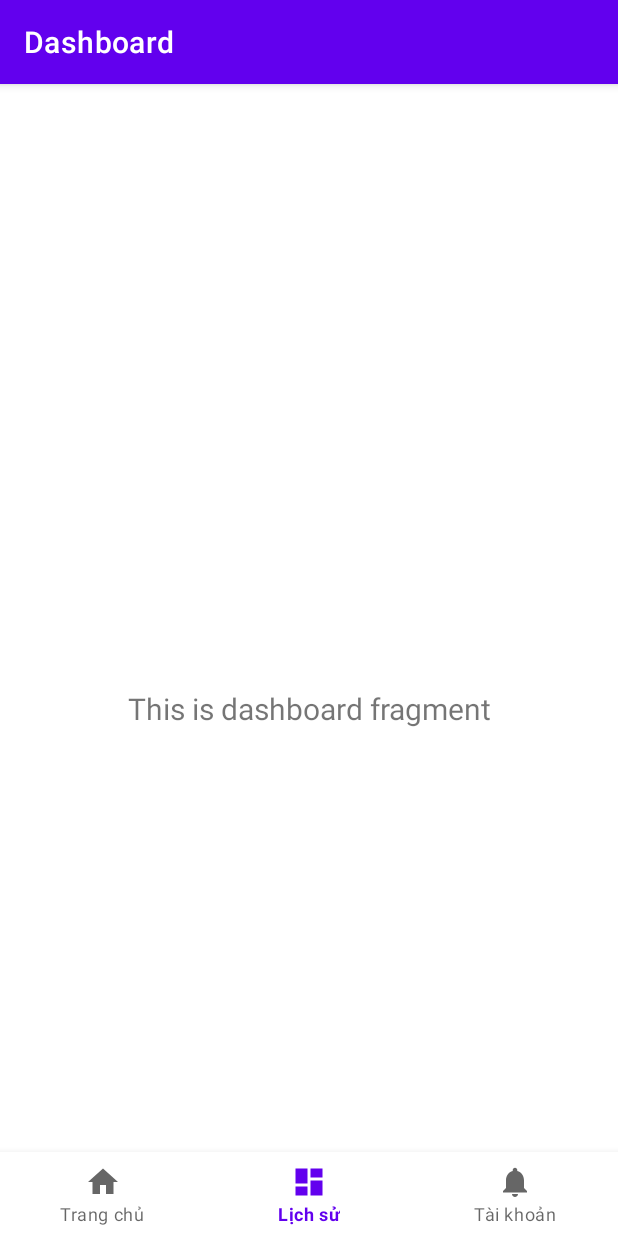
After one commit to datdua/PRM392-Barnh-Barbershop, an Android app: the HistoryFragment screen opened through its navigation route, on a phone screen of 412 x 824 dp. The commit adds this screen. Run offline under Robolectric (Android 15) with nearby library versions, the phone set to English and light mode, and no system bars; our stand-ins replace navigation-ui.

Commit message:
fix fragment

```diff
--- a/app/src/main/java/com/example/project_hairbarbershop_g5/MainActivity.java
+++ b/app/src/main/java/com/example/project_hairbarbershop_g5/MainActivity.java
@@ -1,8 +1,6 @@
 package com.example.project_hairbarbershop_g5;
 
 import android.os.Bundle;
-
-import com.google.android.material.bottomnavigation.BottomNavigationView;
 
 import androidx.appcompat.app.AppCompatActivity;
 import androidx.navigation.NavController;
@@ -11,6 +9,7 @@ import androidx.navigation.ui.AppBarConfiguration;
 import androidx.navigation.ui.NavigationUI;
 
 import com.example.project_hairbarbershop_g5.databinding.ActivityMainBinding;
+import com.google.android.material.bottomnavigation.BottomNavigationView;
 
 public class MainActivity extends AppCompatActivity {
 
--- a/app/src/main/java/com/example/project_hairbarbershop_g5/ui/notifications/NotificationsViewModel.java
+++ b/app/src/main/java/com/example/project_hairbarbershop_g5/ui/account/AccountViewModel.java
@@ -1,14 +1,14 @@
-package com.example.project_hairbarbershop_g5.ui.notifications;
+package com.example.project_hairbarbershop_g5.ui.account;
 
 import androidx.lifecycle.LiveData;
 import androidx.lifecycle.MutableLiveData;
 import androidx.lifecycle.ViewModel;
 
-public class NotificationsViewModel extends ViewModel {
+public class AccountViewModel extends ViewModel {
 
     private final MutableLiveData<String> mText;
 
-    public NotificationsViewModel() {
+    public AccountViewModel() {
         mText = new MutableLiveData<>();
         mText.setValue("This is notifications fragment");
     }
--- /dev/null
+++ b/app/src/main/java/com/example/project_hairbarbershop_g5/ui/history/HistoryFragment.java
@@ -0,0 +1,37 @@
+package com.example.project_hairbarbershop_g5.ui.history;
+
+import android.os.Bundle;
+import android.view.LayoutInflater;
+import android.view.View;
+import android.view.ViewGroup;
+import android.widget.TextView;
+
+import androidx.annotation.NonNull;
+import androidx.fragment.app.Fragment;
+import androidx.lifecycle.ViewModelProvider;
+
+import com.example.project_hairbarbershop_g5.databinding.FragmentHistoryBinding;
+
+public class HistoryFragment extends Fragment {
+
+    private FragmentHistoryBinding binding;
+
+    public View onCreateView(@NonNull LayoutInflater inflater,
+                             ViewGroup container, Bundle savedInstanceState) {
+        HistoryViewModel dashboardViewModel =
+                new ViewModelProvider(this).get(HistoryViewModel.class);
+
+        binding = FragmentHistoryBinding.inflate(inflater, container, false);
+        View root = binding.getRoot();
+
+        final TextView textView = binding.textHistory;
+        dashboardViewModel.getText().observe(getViewLifecycleOwner(), textView::setText);
+        return root;
+    }
+
+    @Override
+    public void onDestroyView() {
+        super.onDestroyView();
+        binding = null;
+    }
+}
--- a/app/src/main/java/com/example/project_hairbarbershop_g5/ui/dashboard/DashboardViewModel.java
+++ b/app/src/main/java/com/example/project_hairbarbershop_g5/ui/history/HistoryViewModel.java
@@ -1,14 +1,14 @@
-package com.example.project_hairbarbershop_g5.ui.dashboard;
+package com.example.project_hairbarbershop_g5.ui.history;
 
 import androidx.lifecycle.LiveData;
 import androidx.lifecycle.MutableLiveData;
 import androidx.lifecycle.ViewModel;
 
-public class DashboardViewModel extends ViewModel {
+public class HistoryViewModel extends ViewModel {
 
     private final MutableLiveData<String> mText;
 
-    public DashboardViewModel() {
+    public HistoryViewModel() {
         mText = new MutableLiveData<>();
         mText.setValue("This is dashboard fragment");
     }
--- a/app/src/main/res/layout/fragment_notifications.xml
+++ b/app/src/main/res/layout/fragment_account.xml
@@ -4,10 +4,10 @@
     xmlns:tools="http://schemas.android.com/tools"
     android:layout_width="match_parent"
     android:layout_height="match_parent"
-    tools:context=".ui.notifications.NotificationsFragment">
+    tools:context=".ui.account.AccountFragment">
 
     <TextView
-        android:id="@+id/text_notifications"
+        android:id="@+id/text_account"
         android:layout_width="match_parent"
         android:layout_height="wrap_content"
         android:layout_marginStart="8dp"
--- a/app/src/main/res/layout/fragment_dashboard.xml
+++ b/app/src/main/res/layout/fragment_history.xml
@@ -4,10 +4,10 @@
     xmlns:tools="http://schemas.android.com/tools"
     android:layout_width="match_parent"
     android:layout_height="match_parent"
-    tools:context=".ui.dashboard.DashboardFragment">
+    tools:context=".ui.history.HistoryFragment">
 
     <TextView
-        android:id="@+id/text_dashboard"
+        android:id="@+id/text_history"
         android:layout_width="match_parent"
         android:layout_height="wrap_content"
         android:layout_marginStart="8dp"
--- a/app/src/main/res/menu/bottom_nav_menu.xml
+++ b/app/src/main/res/menu/bottom_nav_menu.xml
@@ -4,16 +4,16 @@
     <item
         android:id="@+id/navigation_home"
         android:icon="@drawable/ic_home_black_24dp"
-        android:title="@string/title_home" />
+        android:title="Trang chủ" />
 
     <item
         android:id="@+id/navigation_dashboard"
         android:icon="@drawable/ic_dashboard_black_24dp"
-        android:title="@string/title_dashboard" />
+        android:title="Lịch sử" />
 
     <item
         android:id="@+id/navigation_notifications"
         android:icon="@drawable/ic_notifications_black_24dp"
-        android:title="@string/title_notifications" />
+        android:title="Tài khoản" />
 
 </menu>
--- a/app/src/main/res/navigation/mobile_navigation.xml
+++ b/app/src/main/res/navigation/mobile_navigation.xml
@@ -13,13 +13,13 @@
 
     <fragment
         android:id="@+id/navigation_dashboard"
-        android:name="com.example.project_hairbarbershop_g5.ui.dashboard.DashboardFragment"
+        android:name="com.example.project_hairbarbershop_g5.ui.history.HistoryFragment"
         android:label="@string/title_dashboard"
-        tools:layout="@layout/fragment_dashboard" />
+        tools:layout="@layout/fragment_history" />
 
     <fragment
         android:id="@+id/navigation_notifications"
-        android:name="com.example.project_hairbarbershop_g5.ui.notifications.NotificationsFragment"
+        android:name="com.example.project_hairbarbershop_g5.ui.account.AccountFragment"
         android:label="@string/title_notifications"
-        tools:layout="@layout/fragment_notifications" />
+        tools:layout="@layout/fragment_account" />
 </navigation>
--- a/gradle/libs.versions.toml
+++ b/gradle/libs.versions.toml
@@ -1,5 +1,5 @@
 [versions]
-agp = "8.5.2"
+agp = "8.6.0"
 junit = "4.13.2"
 junitVersion = "1.2.1"
 espressoCore = "3.6.1"
```
Also changed, not shown: app/src/main/java/com/example/project_hairbarbershop_g5/ui/account/AccountFragment.java (renamed from app/src/main/java/com/example/project_hairbarbershop_g5/ui/dashboard/DashboardFragment.java, +9 -9 lines), app/src/main/java/com/example/project_hairbarbershop_g5/ui/notifications/NotificationsFragment.java (deleted, +0 -37 lines).
